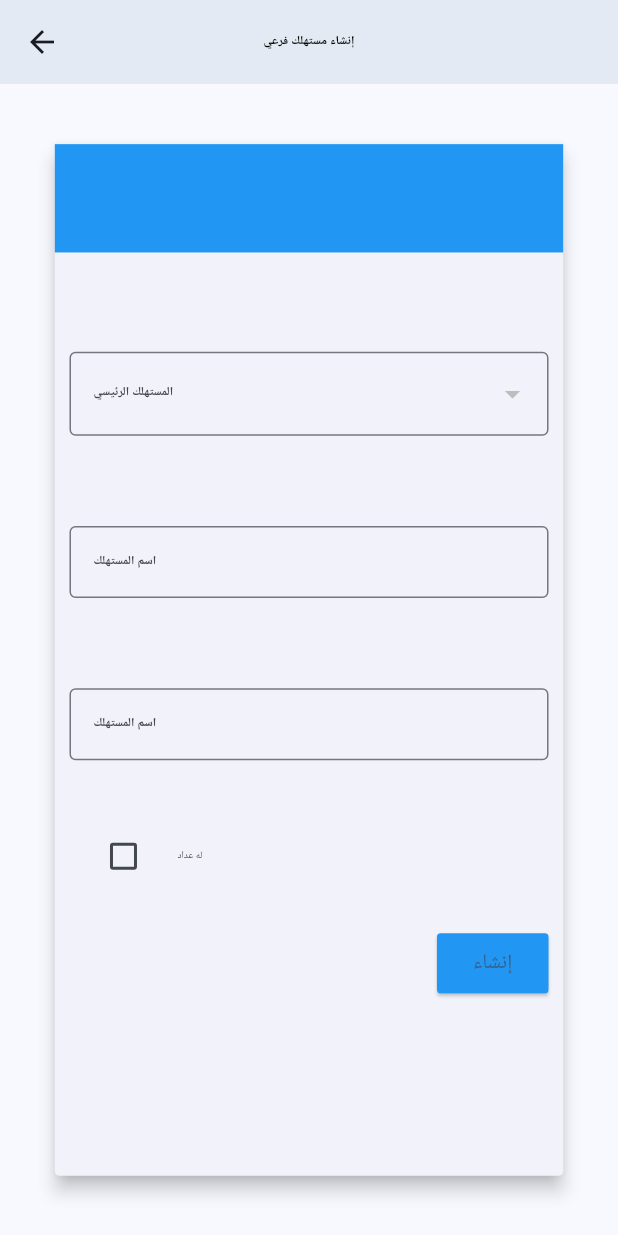
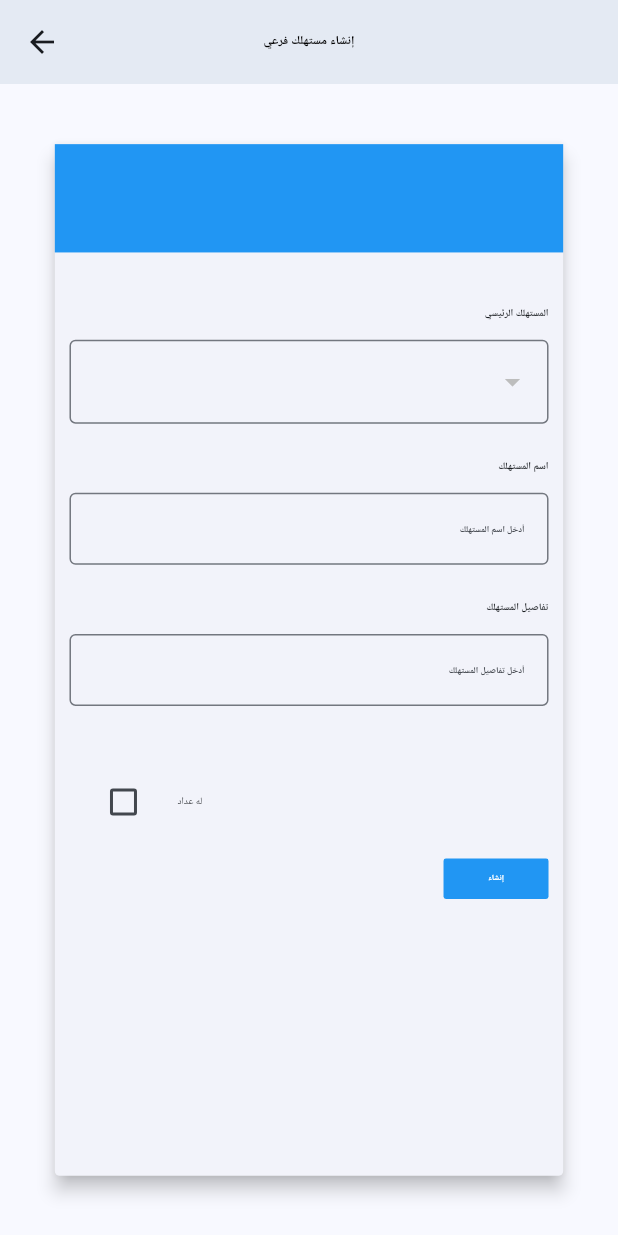
Before and after one commit to EnAhmad23/fuel_management_app, a Flutter app: the AddSubconsumer screen opened directly, on a phone screen of 412 x 824 dp. Run offline on Flutter 3.47's test engine with Material 3 defaults, Android fonts, the phone set to English and light mode, and no system bars; our stand-ins replace flutter_screenutil.

Commit message:
first commit

```diff
--- /dev/null
+++ b/lib/UI/Widgets/myTextFormField.dart
@@ -0,0 +1,44 @@
+import 'package:flutter/material.dart';
+import 'package:flutter_screenutil/flutter_screenutil.dart';
+
+class MyTextFormField extends StatelessWidget {
+  MyTextFormField(
+      {super.key,
+      required this.labelText,
+      this.obscureText,
+      required this.hintText});
+  final String labelText;
+  final String hintText;
+  bool? obscureText;
+
+  @override
+  Widget build(BuildContext context) {
+    return Column(
+      children: [
+        Align(
+          alignment: Alignment.centerRight,
+          child: Text(
+            labelText,
+            style: Theme.of(context)
+                .textTheme
+                .bodyMedium
+                ?.copyWith(fontWeight: FontWeight.bold),
+          ),
+        ),
+        SizedBox(
+          height: 10.h,
+        ),
+        TextFormField(
+          obscureText: obscureText ?? false,
+          style: TextStyle(fontSize: 18.sp),
+          decoration: InputDecoration(
+            border: const OutlineInputBorder(),
+            hintText: hintText,
+          ),
+          textDirection: TextDirection.rtl,
+          textAlign: TextAlign.right,
+        ),
+      ],
+    );
+  }
+}
--- /dev/null
+++ b/lib/UI/Widgets/my_button.dart
@@ -0,0 +1,32 @@
+import 'package:flutter/material.dart';
+import 'package:flutter_screenutil/flutter_screenutil.dart';
+
+class MyButton extends StatelessWidget {
+  const MyButton({super.key, required this.text});
+  final String text;
+
+  @override
+  Widget build(BuildContext context) {
+    return InkWell(
+      onTap: () {},
+      borderRadius: BorderRadius.circular(5.r),
+      child: Container(
+        width: 70,
+        decoration: BoxDecoration(
+          borderRadius: BorderRadius.circular(5.r),
+          color: Colors.blue,
+        ),
+        padding: const EdgeInsets.all(10),
+        child: Center(
+          child: Text(
+            text,
+            style: Theme.of(context)
+                .textTheme
+                .bodySmall
+                ?.copyWith(color: Colors.white),
+          ),
+        ),
+      ),
+    );
+  }
+}
--- a/lib/Views/add.dart
+++ b/lib/UI/add.dart
@@ -1,5 +1,7 @@
 import 'package:flutter/material.dart';
 import 'package:flutter_screenutil/flutter_screenutil.dart';
+import 'package:fuel_management_app/UI/Widgets/myTextFormField.dart';
+import 'package:fuel_management_app/UI/Widgets/my_button.dart';
 
 class Add extends StatelessWidget {
   const Add({super.key});
@@ -50,31 +52,29 @@ class Add extends StatelessWidget {
                     ),
                     Padding(
                       padding: const EdgeInsets.all(30.0),
-                      child: TextFormField(
-                        decoration: const InputDecoration(
-                          labelText: 'اسم المستهلك',
-                          border: OutlineInputBorder(),
-                        ),
-                        validator: (value) {
-                          if (value == null || value.isEmpty) {
-                            return 'الرجاء إدخال اسم المستهلك';
-                          }
-                          return null;
-                        },
+                      child: MyTextFormField(
+                        labelText: 'اسم المستهلك',
+                        hintText: 'أدخل اسم المستهلك',
                       ),
+                      // TextFormField(
+                      //   decoration: const InputDecoration(
+                      //     labelText: 'اسم المستهلك',
+                      //     border: OutlineInputBorder(),
+                      //   ),
+                      //   validator: (value) {
+                      //     if (value == null || value.isEmpty) {
+                      //       return 'الرجاء إدخال اسم المستهلك';
+                      //     }
+                      //     return null;
+                      //   },
+                      // ),
                     ),
                     SizedBox(
-                      height: 30.h,
+                      height: 20.h,
                     ),
-                    Padding(
-                      padding: const EdgeInsets.all(16.0),
-                      child: ElevatedButton(
-                        onPressed: () {},
-                        style: ElevatedButton.styleFrom(
-                          backgroundColor: Colors.blue,
-                        ),
-                        child: const Text('إنشاء'),
-                      ),
+                    const Padding(
+                      padding: EdgeInsets.all(16.0),
+                      child: MyButton(text: 'إنشاء'),
                     ),
                   ],
                 ),
--- /dev/null
+++ b/lib/UI/add_subconsumer.dart
@@ -0,0 +1,155 @@
+import 'package:flutter/material.dart';
+import 'package:flutter_screenutil/flutter_screenutil.dart';
+import 'package:fuel_management_app/UI/Widgets/myTextFormField.dart';
+import 'package:fuel_management_app/UI/Widgets/my_button.dart';
+
+class AddSubconsumer extends StatelessWidget {
+  const AddSubconsumer({super.key});
+
+  @override
+  Widget build(BuildContext context) {
+    return Scaffold(
+      appBar: AppBar(
+        elevation: 5,
+        centerTitle: true,
+        title: Text(
+          'إنشاء مستهلك فرعي',
+          style: Theme.of(context)
+              .textTheme
+              .bodyLarge
+              ?.copyWith(color: Colors.black),
+        ),
+      ),
+      body: Center(
+        child: SizedBox(
+          child: Padding(
+            padding: EdgeInsets.symmetric(vertical: 30.h, horizontal: 100.w),
+            child: Card(
+              elevation: 5,
+              shape: RoundedRectangleBorder(
+                borderRadius: BorderRadius.circular(10.r),
+              ),
+              child: Form(
+                // key: _formKey,
+                child: Column(
+                  crossAxisAlignment: CrossAxisAlignment.start,
+                  children: [
+                    Container(
+                      height: 60.h,
+                      color: Colors.blue,
+                      width: double.infinity,
+                      padding: const EdgeInsets.all(16.0),
+                    ),
+                    SizedBox(
+                      height: 30.h,
+                    ),
+                    Padding(
+                      padding: EdgeInsets.symmetric(horizontal: 30.w),
+                      child: Column(
+                        children: [
+                          Align(
+                            alignment: Alignment.centerRight,
+                            child: Text('المستهلك الرئيسي',
+                                style: Theme.of(context)
+                                    .textTheme
+                                    .bodyMedium
+                                    ?.copyWith(fontWeight: FontWeight.bold)),
+                          ),
+                          SizedBox(
+                            height: 10.h,
+                          ),
+                          DropdownButtonFormField<String>(
+                            decoration: const InputDecoration(
+                              border: OutlineInputBorder(),
+                            ),
+                            value: null,
+                            onChanged: (String? newValue) {
+                              // setState(() {
+                              //   _selectedConsumer = newValue!;
+                              // });
+                            },
+                            // items: _consumers.map<DropdownMenuItem<String>>((String value) {
+                            //   return DropdownMenuItem<String>(
+                            //     value: value,
+                            //     child: Text(value),
+                            //   );
+                            // }).toList(),
+                            // validator: (value) =>
+                            //     value == null ? 'Please select a consumer' : null,
+                            items: [],
+                          ),
+                          SizedBox(
+                            height: 20.h,
+                          ),
+                          MyTextFormField(
+                            labelText: 'اسم المستهلك',
+                            hintText: 'أدخل اسم المستهلك',
+                          ),
+                          // TextFormField(
+                          //   // controller: _detailsController,
+                          //   decoration: InputDecoration(
+                          //     labelText: 'اسم المستهلك',
+                          //     border: OutlineInputBorder(),
+                          //   ),
+                          //   // validator: (value) => value == null || value.isEmpty
+                          //   //     ? 'Please enter details'
+                          //   //     : null,
+                          // ),
+                          SizedBox(
+                            height: 20.h,
+                          ),
+                          MyTextFormField(
+                            labelText: 'تفاصيل المستهلك',
+                            hintText: 'أدخل تفاصيل المستهلك',
+                          ),
+                          // TextFormField(
+                          //   // controller: _detailsController,
+                          //   decoration: InputDecoration(
+                          //     labelText: 'اسم المستهلك',
+                          //     border: OutlineInputBorder(),
+                          //   ),
+                          //   // validator: (value) => value == null || value.isEmpty
+                          //   //     ? 'Please enter details'
+                          //   //     : null,
+                          // ),
+                          SizedBox(
+                            height: 30.h,
+                          ),
+                          Align(
+                            alignment: Alignment.centerRight,
+                            child: CheckboxListTile(
+                              title: Text(
+                                'له عداد',
+                                style: Theme.of(context).textTheme.bodyMedium,
+                              ),
+                              // value: _hasRecord,
+                              // onChanged:
+                              //     (bool? newValue) {
+                              //   setState(() {
+                              //     _hasRecord = newValue!;
+                              //   });
+                              // }
+
+                              controlAffinity: ListTileControlAffinity.leading,
+                              value: false, onChanged: (bool? value) {},
+                            ),
+                          ),
+                          SizedBox(height: 8.h),
+                          const Align(
+                            alignment: Alignment.centerRight,
+                            child: MyButton(text: 'إنشاء'),
+                          ),
+                        ],
+                      ),
+                    ),
+                    // SizedBox(height: 16.0.h),
+                  ],
+                ),
+              ),
+            ),
+          ),
+        ),
+      ),
+    );
+  }
+}
--- a/lib/Views/home_page.dart
+++ b/lib/UI/home_page.dart
@@ -1,11 +1,12 @@
 import 'package:flutter/material.dart';
 import 'package:flutter_screenutil/flutter_screenutil.dart';
-import 'package:fuel_management_app/Views/Widgets/home_page_card.dart';
-import 'package:fuel_management_app/Views/Widgets/operationTable.dart';
-import 'package:fuel_management_app/Views/add.dart';
-import 'package:fuel_management_app/Views/add_subconsumer.dart';
-import 'package:fuel_management_app/Views/showConsumers.dart';
-import 'package:fuel_management_app/Views/show_subconsumer.dart';
+import 'package:fuel_management_app/UI/add.dart';
+import 'package:fuel_management_app/UI/add_subconsumer.dart';
+import 'package:fuel_management_app/UI/showConsumers.dart';
+import 'package:fuel_management_app/UI/show_subconsumer.dart';
+
+import 'Widgets/home_page_card.dart';
+import 'Widgets/operationTable.dart';
 
 class HomePage extends StatelessWidget {
   const HomePage({super.key});
@@ -333,8 +334,13 @@ class HomePage extends StatelessWidget {
                 child: Card(
                   child: Column(
                     children: [
+                      SizedBox(
+                        height: 20.h,
+                      ),
                       Padding(
-                        padding: EdgeInsets.all(10.w),
+                        padding: EdgeInsets.symmetric(
+                          horizontal: 30.w,
+                        ),
                         child: const Align(
                           alignment: Alignment.centerRight,
                           child: Text('اخر العمليات'),
--- a/lib/Views/login_page.dart
+++ b/lib/UI/login_page.dart
@@ -1,5 +1,7 @@
 import 'package:flutter/material.dart';
 import 'package:flutter_screenutil/flutter_screenutil.dart';
+
+import 'Widgets/myTextFormField.dart';
 
 class LoginPage extends StatelessWidget {
   const LoginPage({super.key});
@@ -28,31 +30,15 @@ class LoginPage extends StatelessWidget {
                     child: Column(
                       children: [
                         const SizedBox(height: 30),
-                        TextFormField(
-                          style: const TextStyle(fontSize: 18),
-                          decoration: const InputDecoration(
-                            border: OutlineInputBorder(),
-                            label: Text(
-                              'إسم المستخدم',
-                              style: TextStyle(fontSize: 18),
-                            ),
-                          ),
-                          textDirection: TextDirection.rtl,
-                          textAlign: TextAlign.right,
+                        MyTextFormField(
+                          labelText: 'إسم المستخدم',
+                          hintText: 'ادخل إسم المستخدم ',
                         ),
                         SizedBox(height: 40.h),
-                        TextFormField(
-                          style: TextStyle(fontSize: 18.sp),
+                        MyTextFormField(
+                          labelText: 'كلمة المرور',
                           obscureText: true,
-                          decoration: InputDecoration(
-                            border: const OutlineInputBorder(),
-                            label: Text(
-                              'كلمة المرور',
-                              style: TextStyle(fontSize: 18.sp),
-                            ),
-                          ),
-                          textDirection: TextDirection.rtl,
-                          textAlign: TextAlign.right,
+                          hintText: 'أدخل كلمة المرور',
                         ),
                         const SizedBox(height: 30),
                         Align(
--- a/lib/Views/showConsumers.dart
+++ b/lib/UI/showConsumers.dart
@@ -1,6 +1,7 @@
 import 'package:flutter/material.dart';
 import 'package:flutter_screenutil/flutter_screenutil.dart';
-import 'package:fuel_management_app/Views/Widgets/consumers_table.dart';
+
+import 'Widgets/consumers_table.dart';
 
 class ShowConsumers extends StatelessWidget {
   const ShowConsumers({super.key});
@@ -51,7 +52,7 @@ class ShowConsumers extends StatelessWidget {
                         Padding(
                           padding: EdgeInsets.symmetric(horizontal: 30.w),
                           child: Card(
-                            shape: OutlineInputBorder(
+                            shape: const OutlineInputBorder(
                               borderSide: BorderSide(color: Colors.grey),
                             ),
                             elevation: 5,
--- a/lib/Views/show_subconsumer.dart
+++ b/lib/UI/show_subconsumer.dart
@@ -1,6 +1,7 @@
 import 'package:flutter/material.dart';
 import 'package:flutter_screenutil/flutter_screenutil.dart';
-import 'package:fuel_management_app/Views/Widgets/subconsumer_table.dart';
+
+import 'Widgets/subconsumer_table.dart';
 
 class ShowSubconsumer extends StatelessWidget {
   const ShowSubconsumer({super.key});
--- a/lib/Views/add_subconsumer.dart
+++ /dev/null
@@ -1,141 +0,0 @@
-import 'package:flutter/material.dart';
-import 'package:flutter_screenutil/flutter_screenutil.dart';
-
-class AddSubconsumer extends StatelessWidget {
-  const AddSubconsumer({super.key});
-
-  @override
-  Widget build(BuildContext context) {
-    return Scaffold(
-      appBar: AppBar(
-        elevation: 5,
-        centerTitle: true,
-        title: Text(
-          'إنشاء مستهلك فرعي',
-          style: Theme.of(context)
-              .textTheme
-              .bodyLarge
-              ?.copyWith(color: Colors.black),
-        ),
-      ),
-      body: Center(
-        child: SizedBox(
-          child: Padding(
-            padding: EdgeInsets.symmetric(vertical: 30.h, horizontal: 100.w),
-            child: Card(
-              elevation: 5,
-              shape: RoundedRectangleBorder(
-                borderRadius: BorderRadius.circular(10.r),
-              ),
-              child: Form(
-                // key: _formKey,
-                child: Column(
-                  crossAxisAlignment: CrossAxisAlignment.start,
-                  children: [
-                    Container(
-                      height: 60.h,
-                      color: Colors.blue,
-                      width: double.infinity,
-                      padding: const EdgeInsets.all(16.0),
-                    ),
-                    SizedBox(
-                      height: 30.h,
-                    ),
-                    Padding(
-                      padding: EdgeInsets.symmetric(
-                          vertical: 25.h, horizontal: 30.w),
-                      child: Column(
-                        children: [
-                          DropdownButtonFormField<String>(
-                            decoration: InputDecoration(
-                              label: Text('المستهلك الرئيسي'),
-                              border: OutlineInputBorder(),
-                            ),
-                            value: null,
-                            onChanged: (String? newValue) {
-                              // setState(() {
-                              //   _selectedConsumer = newValue!;
-                              // });
-                            },
-                            // items: _consumers.map<DropdownMenuItem<String>>((String value) {
-                            //   return DropdownMenuItem<String>(
-                            //     value: value,
-                            //     child: Text(value),
-                            //   );
-                            // }).toList(),
-                            // validator: (value) =>
-                            //     value == null ? 'Please select a consumer' : null,
-                            items: [],
-                          ),
-                          SizedBox(
-                            height: 50.h,
-                          ),
-                          TextFormField(
-                            // controller: _detailsController,
-                            decoration: InputDecoration(
-                              labelText: 'اسم المستهلك',
-                              border: OutlineInputBorder(),
-                            ),
-                            // validator: (value) => value == null || value.isEmpty
-                            //     ? 'Please enter details'
-                            //     : null,
-                          ),
-                          SizedBox(
-                            height: 50.h,
-                          ),
-                          TextFormField(
-                            // controller: _detailsController,
-                            decoration: InputDecoration(
-                              labelText: 'اسم المستهلك',
-                              border: OutlineInputBorder(),
-                            ),
-                            // validator: (value) => value == null || value.isEmpty
-                            //     ? 'Please enter details'
-                            //     : null,
-                          ),
-                          SizedBox(
-                            height: 30.h,
-                          ),
-                          CheckboxListTile(
-                            title: Text(
-                              'له عداد',
-                              style: Theme.of(context).textTheme.bodyMedium,
-                            ),
-                            // value: _hasRecord,
-                            // onChanged:
-                            //     (bool? newValue) {
-                            //   setState(() {
-                            //     _hasRecord = newValue!;
-                            //   });
-                            // }
-
-                            controlAffinity: ListTileControlAffinity.leading,
-                            value: false, onChanged: (bool? value) {},
-                          ),
-                          SizedBox(height: 16.h),
-                          Align(
-                            alignment: Alignment.centerRight,
-                            child: ElevatedButton(
-                              onPressed: () {},
-                              style: ElevatedButton.styleFrom(
-                                shape: ContinuousRectangleBorder(
-                                    borderRadius: BorderRadius.circular(15).r),
-                                backgroundColor: Colors.blue,
-                              ),
-                              child: const Text('إنشاء'),
-                            ),
-                          ),
-                        ],
-                      ),
-                    ),
-                    // SizedBox(height: 16.0.h),
-                  ],
-                ),
-              ),
-            ),
-          ),
-        ),
-      ),
-    );
-  }
-}
--- a/pubspec.yaml
+++ b/pubspec.yaml
@@ -36,6 +36,7 @@ dependencies:
   # The following adds the Cupertino Icons font to your application.
   # Use with the CupertinoIcons class for iOS style icons.
   cupertino_icons: ^1.0.6
+  provider: ^6.1.2
 
 dev_dependencies:
   flutter_test:
```
Also changed, not shown: lib/main.dart (+2 -6 lines), lib/UI/Widgets/consumers_table.dart (renamed from lib/Views/Widgets/consumers_table.dart), lib/UI/Widgets/home_page_card.dart (renamed from lib/Views/Widgets/home_page_card.dart), lib/UI/Widgets/operationTable.dart (renamed from lib/Views/Widgets/operationTable.dart), lib/UI/Widgets/subconsumer_table.dart (renamed from lib/Views/Widgets/subconsumer_table.dart), pubspec.lock.
